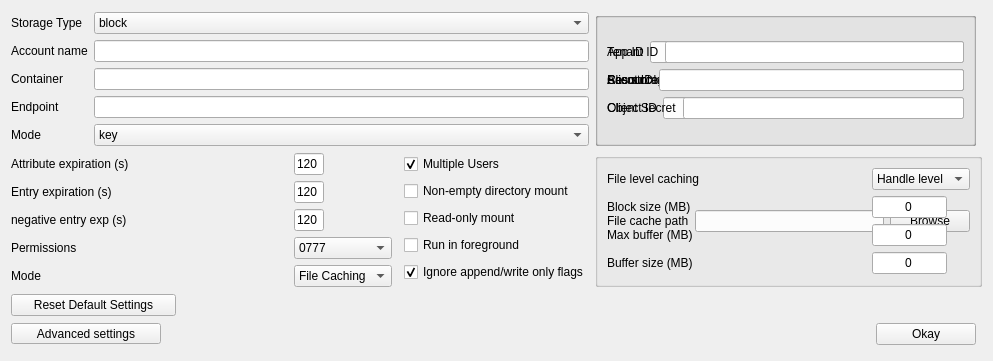
The window that gui/azure_config_common.ui (Seagate/cloudfuse) describes before a commit, drawn with Qt 5.
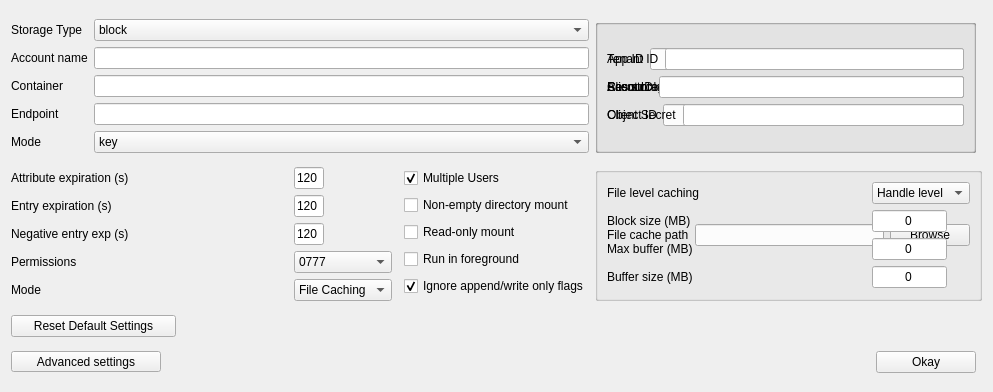
The same window after the commit.

Commit message: cleanup + window close events

Diff of the .ui file:
```diff
--- a/gui/azure_config_common.ui
+++ b/gui/azure_config_common.ui
@@ -7,7 +7,7 @@
     <x>0</x>
     <y>0</y>
     <width>993</width>
-    <height>361</height>
+    <height>392</height>
    </rect>
   </property>
   <property name="windowTitle">
@@ -78,7 +78,7 @@
        <item>
         <widget class="QLabel" name="label_6">
          <property name="text">
-          <string>negative entry exp (s)</string>
+          <string>Negative entry exp (s)</string>
          </property>
         </widget>
        </item>
```
The commit also changes 6 other files.
